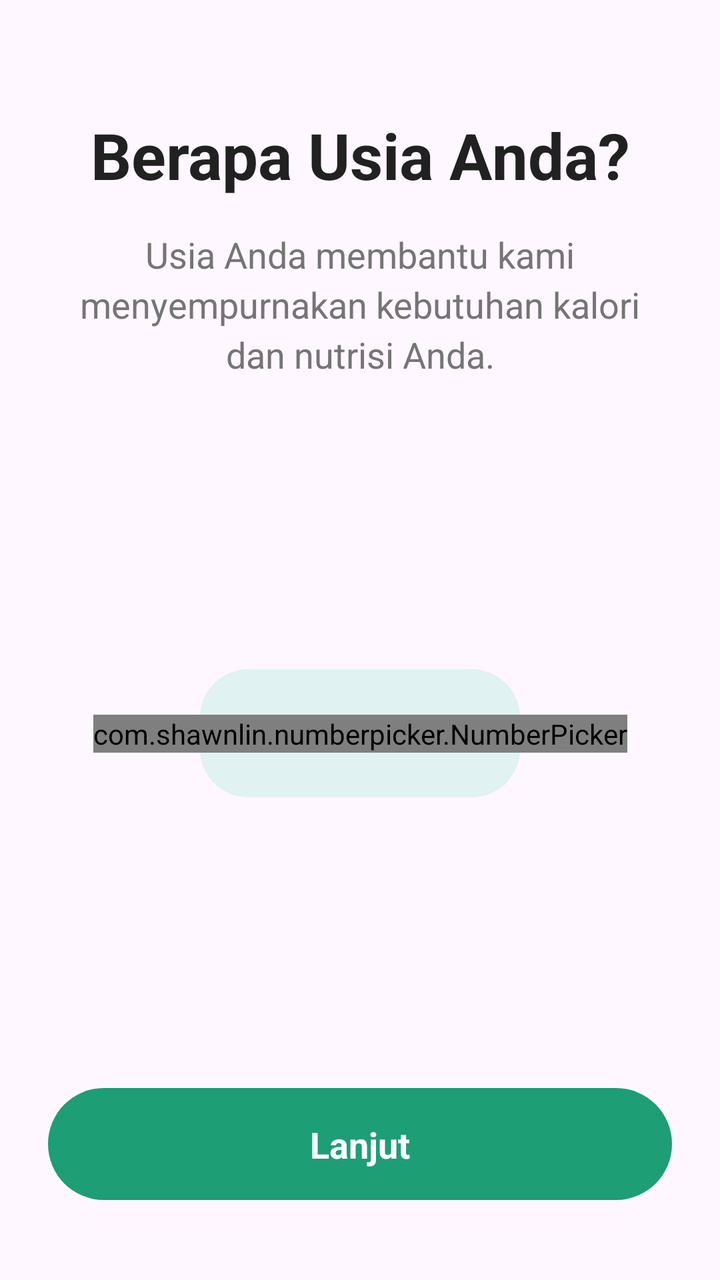
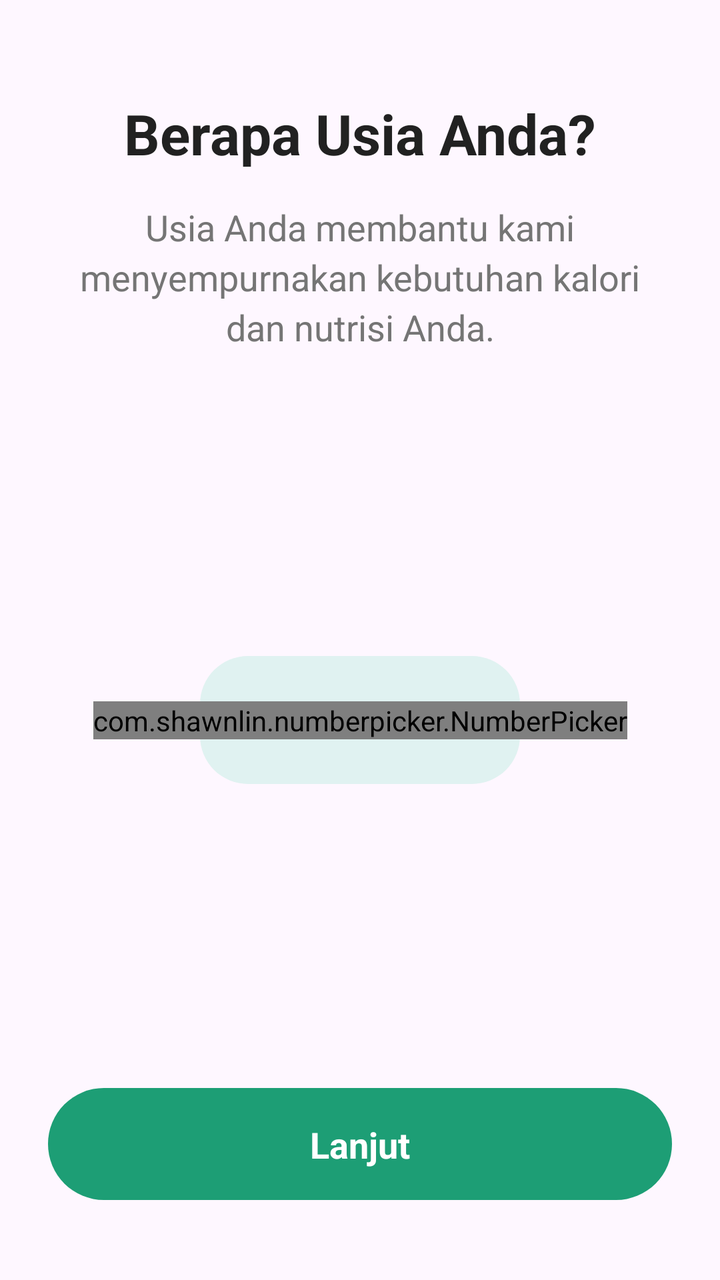

Screens rendered from an Android XML layout before and after an edit, with the pre-edit source and the edit as a unified diff.
<!-- AndroidManifest.xml: application theme Theme.SmartBite -->
<!-- res/layout/fragment_onboarding_age.xml -->
<?xml version="1.0" encoding="utf-8"?>
<androidx.constraintlayout.widget.ConstraintLayout xmlns:android="http://schemas.android.com/apk/res/android"
    xmlns:app="http://schemas.android.com/apk/res-auto"
    xmlns:tools="http://schemas.android.com/tools"
    android:layout_width="match_parent"
    android:layout_height="match_parent"
    android:padding="24dp">

    <TextView
        android:id="@+id/tv_title"
        android:layout_width="match_parent"
        android:layout_height="wrap_content"
        android:layout_marginTop="32dp"
        android:gravity="center"
        android:text="Berapa Usia Anda?"
        android:textColor="@color/text_primary"
        android:textSize="32sp"
        android:textStyle="bold"
        app:layout_constraintTop_toTopOf="parent" />

    <TextView
        android:id="@+id/tv_subtitle"
        android:layout_width="match_parent"
        android:layout_height="wrap_content"
        android:layout_marginTop="16dp"
        android:gravity="center"
        android:lineSpacingExtra="4sp"
        android:text="Usia Anda membantu kami menyempurnakan kebutuhan kalori dan nutrisi Anda."
        android:textColor="@color/text_secondary"
        android:textSize="18sp"
        app:layout_constraintTop_toBottomOf="@id/tv_title" />

    <androidx.constraintlayout.widget.ConstraintLayout
        android:id="@+id/cl_picker_container"
        android:layout_width="match_parent"
        android:layout_height="300dp"
        app:layout_constraintBottom_toTopOf="@+id/btn_next"
        app:layout_constraintEnd_toEndOf="parent"
        app:layout_constraintStart_toStartOf="parent"
        app:layout_constraintTop_toBottomOf="@id/tv_subtitle">

        
        <View
            android:layout_width="160dp"
            android:layout_height="64dp"
            android:background="@drawable/bg_age_selection"
            app:layout_constraintBottom_toBottomOf="parent"
            app:layout_constraintEnd_toEndOf="parent"
            app:layout_constraintStart_toStartOf="parent"
            app:layout_constraintTop_toTopOf="parent" />

        <com.shawnlin.numberpicker.NumberPicker
            android:id="@+id/age_picker"
            android:layout_width="wrap_content"
            android:layout_height="wrap_content"
            app:np_dividerColor="@android:color/transparent"
            app:np_max="80"
            app:np_min="15"
            app:np_selectedTextColor="@color/text_primary"
            app:np_selectedTextSize="36sp"
            app:np_textColor="@color/text_secondary"
            app:np_textSize="24sp"
            app:np_value="15"
            app:layout_constraintBottom_toBottomOf="parent"
            app:layout_constraintEnd_toEndOf="parent"
            app:layout_constraintStart_toStartOf="parent"
            app:layout_constraintTop_toTopOf="parent" />

    </androidx.constraintlayout.widget.ConstraintLayout>

    <androidx.constraintlayout.widget.ConstraintLayout
        android:id="@+id/btn_next"
        android:layout_width="match_parent"
        android:layout_height="56dp"
        android:layout_marginBottom="16dp"
        android:background="@drawable/onboarding_button_bg"
        android:clickable="true"
        android:focusable="true"
        app:layout_constraintBottom_toBottomOf="parent">

        <TextView
            android:layout_width="wrap_content"
            android:layout_height="wrap_content"
            android:text="Lanjut"
            android:textColor="@color/white"
            android:textSize="18sp"
            android:textStyle="bold"
            app:layout_constraintBottom_toBottomOf="parent"
            app:layout_constraintEnd_toEndOf="parent"
            app:layout_constraintStart_toStartOf="parent"
            app:layout_constraintTop_toTopOf="parent" />

    </androidx.constraintlayout.widget.ConstraintLayout>

</androidx.constraintlayout.widget.ConstraintLayout>
<!-- resources referenced by this layout -->
<resources>
  <color name="text_primary">#212121</color>
  <color name="text_secondary">#757575</color>
  <color name="white">#FFFFFFFF</color>
  <!-- drawable bg_age_selection (drawable) -->
  <?xml version="1.0" encoding="utf-8"?>
  <shape xmlns:android="http://schemas.android.com/apk/res/android">
      <solid android:color="#E0F2F1" />
      <corners android:radius="24dp" />
  </shape>
  <!-- drawable onboarding_button_bg (drawable) -->
  <?xml version="1.0" encoding="utf-8"?>
  <ripple xmlns:android="http://schemas.android.com/apk/res/android"
      android:color="#40FFFFFF">
      <item>
          <shape android:shape="rectangle">
              <solid android:color="@color/brand_green" />
              <corners android:radius="100dp" />
          </shape>
      </item>
  </ripple>
  <style name="Theme.SmartBite" parent="Theme.Material3.DayNight.NoActionBar">
          
          <item name="colorPrimary">@color/purple_500</item>
          <item name="colorOnPrimary">@color/white</item>
          
          <item name="colorSecondary">@color/teal_200</item>
          <item name="colorOnSecondary">@color/black</item>
          
          <item name="colorSecondaryContainer">@color/nav_glow_green</item>
          <item name="colorOnSecondaryContainer">@color/nav_active_green</item>
          
          <item name="android:statusBarColor">@android:color/transparent</item>
          <item name="android:navigationBarColor">@android:color/transparent</item>
          <item name="android:windowLayoutInDisplayCutoutMode" tools:targetApi="o_mr1">shortEdges</item>
          
      </style>
  <color name="brand_green">#1D9E75</color>
  <color name="purple_500">#3F7E03</color>
  <color name="teal_200">#FF03DAC5</color>
  <color name="black">#FF000000</color>
  <color name="nav_glow_green">#1A34A853</color>
  <color name="nav_active_green">#34A853</color>
</resources>

<!-- the commit's change to res/layout/fragment_onboarding_age.xml (unified diff, before → after) -->
@@ -10,11 +10,11 @@
         android:id="@+id/tv_title"
         android:layout_width="match_parent"
         android:layout_height="wrap_content"
-        android:layout_marginTop="32dp"
+        android:layout_marginTop="24dp"
         android:gravity="center"
         android:text="Berapa Usia Anda?"
         android:textColor="@color/text_primary"
-        android:textSize="32sp"
+        android:textSize="28sp"
         android:textStyle="bold"
         app:layout_constraintTop_toTopOf="parent" />
 
